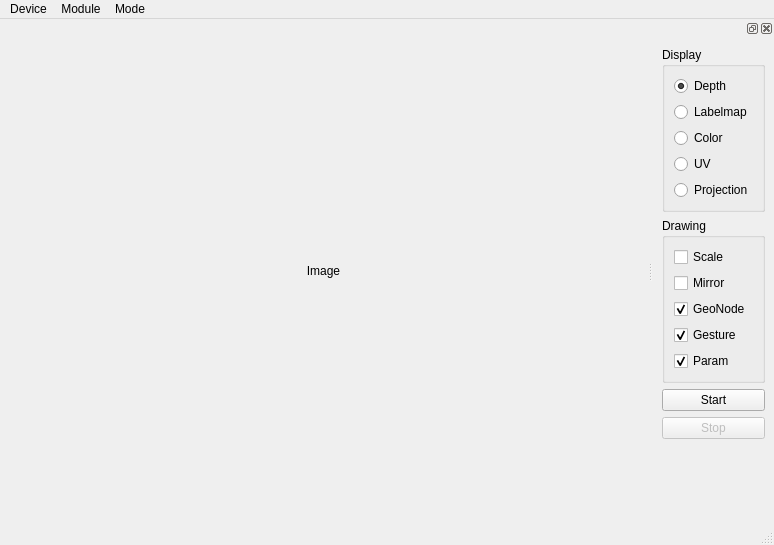
This is src/main_window.ui in hiveground-ros-package/intel_perceptual_server as Qt 5 draws it before an edit. The edited form follows.
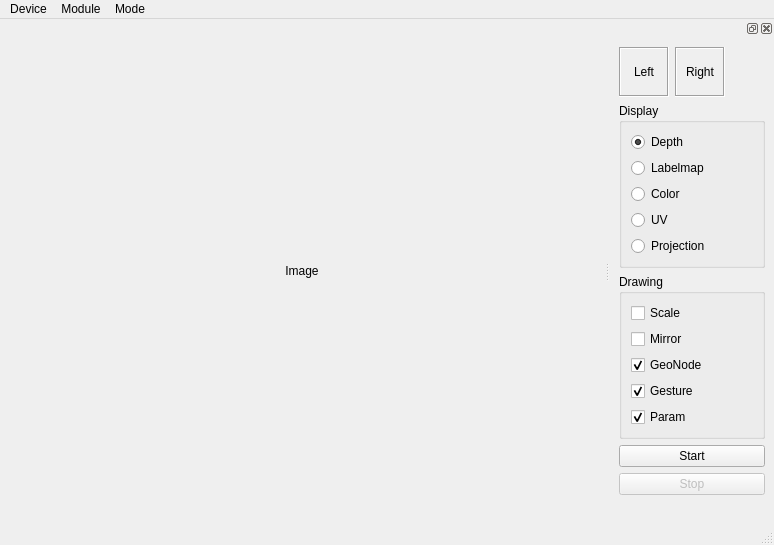
This is the edited form. Icons and pictures are not drawn.

Diff of the .ui file:
```diff
--- a/src/main_window.ui
+++ b/src/main_window.ui
@@ -62,8 +62,8 @@
   <widget class="QDockWidget" name="dockWidget">
    <property name="minimumSize">
     <size>
-     <width>112</width>
-     <height>382</height>
+     <width>132</width>
+     <height>452</height>
     </size>
    </property>
    <attribute name="dockWidgetArea">
@@ -71,6 +71,67 @@
    </attribute>
    <widget class="QWidget" name="dockWidgetContents">
     <layout class="QVBoxLayout" name="verticalLayout_3">
+     <item>
+      <layout class="QHBoxLayout" name="horizontalLayout">
+       <item>
+        <widget class="QLabel" name="labelGestureLeft">
+         <property name="minimumSize">
+          <size>
+           <width>50</width>
+           <height>50</height>
+          </size>
+         </property>
+         <property name="frameShape">
+          <enum>QFrame::Box</enum>
+         </property>
+         <property name="frameShadow">
+          <enum>QFrame::Sunken</enum>
+         </property>
+         <property name="text">
+          <string>Left</string>
+         </property>
+         <property name="alignment">
+          <set>Qt::AlignCenter</set>
+         </property>
+        </widget>
+       </item>
+       <item>
+        <widget class="QLabel" name="labelGestureRight">
+         <property name="minimumSize">
+          <size>
+           <width>50</width>
+           <height>50</height>
+          </size>
+         </property>
+         <property name="frameShape">
+          <enum>QFrame::Box</enum>
+         </property>
+         <property name="frameShadow">
+          <enum>QFrame::Sunken</enum>
+         </property>
+         <property name="text">
+          <string>Right</string>
+         </property>
+         <property name="alignment">
+          <set>Qt::AlignCenter</set>
+         </property>
+        </widget>
+       </item>
+       <item>
+        <spacer name="horizontalSpacer">
+         <property name="orientation">
+          <enum>Qt::Horizontal</enum>
+         </property>
+         <property name="sizeHint" stdset="0">
+          <size>
+           <width>40</width>
+           <height>20</height>
+          </size>
+         </property>
+        </spacer>
+       </item>
+      </layout>
+     </item>
      <item>
       <widget class="QGroupBox" name="groupBox">
        <property name="title">
```
Left out of the diff: 10 changed lines with no effect on the pictures.
